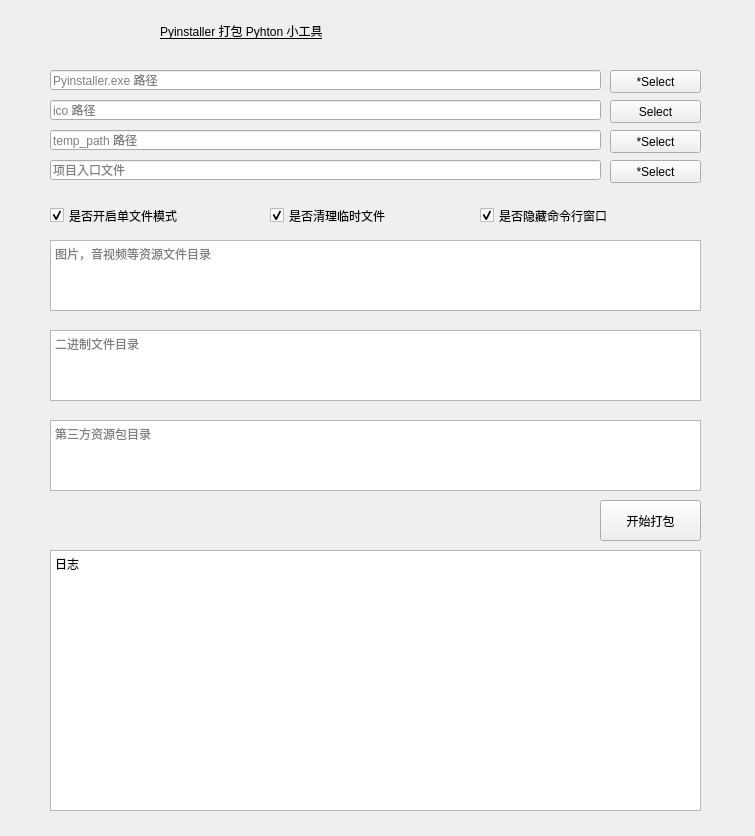
Qt form gui/ui/main.ui (JHC000abc/PyinstallerTools) before a commit.
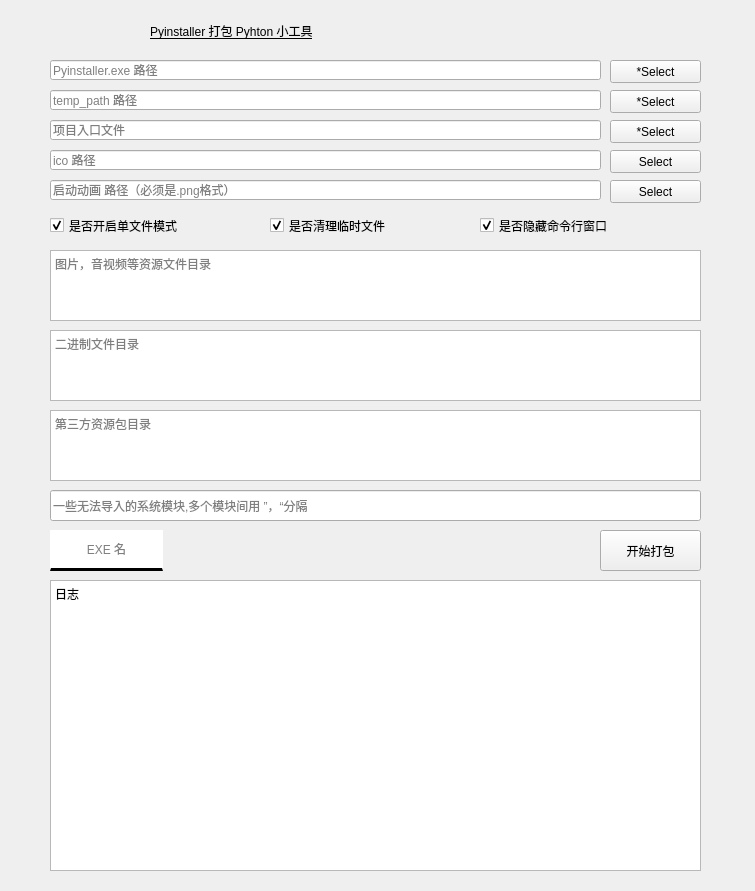
The same form after that commit.

Patch:
```diff
--- a/gui/ui/main.ui
+++ b/gui/ui/main.ui
@@ -7,7 +7,7 @@
     <x>0</x>
     <y>0</y>
     <width>755</width>
-    <height>836</height>
+    <height>891</height>
    </rect>
   </property>
   <property name="windowTitle">
@@ -17,7 +17,7 @@
    <property name="geometry">
     <rect>
      <x>610</x>
-     <y>70</y>
+     <y>60</y>
      <width>91</width>
      <height>23</height>
     </rect>
@@ -30,7 +30,7 @@
    <property name="geometry">
     <rect>
      <x>50</x>
-     <y>70</y>
+     <y>60</y>
      <width>551</width>
      <height>20</height>
     </rect>
@@ -43,7 +43,7 @@
    <property name="geometry">
     <rect>
      <x>50</x>
-     <y>100</y>
+     <y>150</y>
      <width>551</width>
      <height>20</height>
     </rect>
@@ -56,7 +56,7 @@
    <property name="geometry">
     <rect>
      <x>610</x>
-     <y>100</y>
+     <y>150</y>
      <width>91</width>
      <height>23</height>
     </rect>
@@ -69,7 +69,7 @@
    <property name="geometry">
     <rect>
      <x>610</x>
-     <y>130</y>
+     <y>90</y>
      <width>91</width>
      <height>23</height>
     </rect>
@@ -82,7 +82,7 @@
    <property name="geometry">
     <rect>
      <x>50</x>
-     <y>130</y>
+     <y>90</y>
      <width>551</width>
      <height>20</height>
     </rect>
@@ -95,7 +95,7 @@
    <property name="geometry">
     <rect>
      <x>610</x>
-     <y>160</y>
+     <y>120</y>
      <width>91</width>
      <height>23</height>
     </rect>
@@ -108,7 +108,7 @@
    <property name="geometry">
     <rect>
      <x>50</x>
-     <y>160</y>
+     <y>120</y>
      <width>551</width>
      <height>20</height>
     </rect>
@@ -121,7 +121,7 @@
    <property name="geometry">
     <rect>
      <x>50</x>
-     <y>200</y>
+     <y>210</y>
      <width>161</width>
      <height>31</height>
     </rect>
@@ -137,7 +137,7 @@
    <property name="geometry">
     <rect>
      <x>270</x>
-     <y>200</y>
+     <y>210</y>
      <width>161</width>
      <height>31</height>
     </rect>
@@ -153,7 +153,7 @@
    <property name="geometry">
     <rect>
      <x>50</x>
-     <y>240</y>
+     <y>250</y>
      <width>651</width>
      <height>71</height>
     </rect>
@@ -173,7 +173,7 @@
    <property name="geometry">
     <rect>
      <x>50</x>
-     <y>420</y>
+     <y>410</y>
      <width>651</width>
      <height>71</height>
     </rect>
@@ -193,7 +193,7 @@
    <property name="geometry">
     <rect>
      <x>600</x>
-     <y>500</y>
+     <y>530</y>
      <width>101</width>
      <height>41</height>
     </rect>
@@ -206,9 +206,9 @@
    <property name="geometry">
     <rect>
      <x>50</x>
-     <y>550</y>
+     <y>580</y>
      <width>651</width>
-     <height>261</height>
+     <height>291</height>
     </rect>
    </property>
    <property name="html">
@@ -222,7 +222,7 @@
   <widget class="QLabel" name="label_title">
    <property name="geometry">
     <rect>
-     <x>160</x>
+     <x>150</x>
      <y>-10</y>
      <width>501</width>
      <height>81</height>
@@ -260,7 +260,7 @@
    <property name="geometry">
     <rect>
      <x>480</x>
-     <y>200</y>
+     <y>210</y>
      <width>161</width>
      <height>31</height>
     </rect>
@@ -272,6 +272,68 @@
     <bool>true</bool>
    </property>
   </widget>
+  <widget class="QLineEdit" name="lineEdit_name">
+   <property name="geometry">
+    <rect>
+     <x>50</x>
+     <y>530</y>
+     <width>113</width>
+     <height>41</height>
+    </rect>
+   </property>
+   <property name="styleSheet">
+    <string notr="true">border-bottom: 3px solid black;
+border-top: none;</string>
+   </property>
+   <property name="alignment">
+    <set>Qt::AlignCenter</set>
+   </property>
+   <property name="placeholderText">
+    <string>EXE 名</string>
+   </property>
+   <property name="cursorMoveStyle">
+    <enum>Qt::VisualMoveStyle</enum>
+   </property>
+  </widget>
+  <widget class="QLineEdit" name="lineEdit_hidden_import">
+   <property name="geometry">
+    <rect>
+     <x>50</x>
+     <y>490</y>
+     <width>651</width>
+     <height>31</height>
+    </rect>
+   </property>
+   <property name="placeholderText">
+    <string>一些无法导入的系统模块,多个模块间用 ”，“分隔</string>
+   </property>
+  </widget>
+  <widget class="QPushButton" name="pushButton_splash">
+   <property name="geometry">
+    <rect>
+     <x>610</x>
+     <y>180</y>
+     <width>91</width>
+     <height>23</height>
+    </rect>
+   </property>
+   <property name="text">
+    <string>Select</string>
+   </property>
+  </widget>
+  <widget class="QLineEdit" name="lineEdit_splash">
+   <property name="geometry">
+    <rect>
+     <x>50</x>
+     <y>180</y>
+     <width>551</width>
+     <height>20</height>
+    </rect>
+   </property>
+   <property name="placeholderText">
+    <string>启动动画 路径（必须是.png格式）</string>
+   </property>
+  </widget>
  </widget>
  <resources/>
  <connections/>
```
